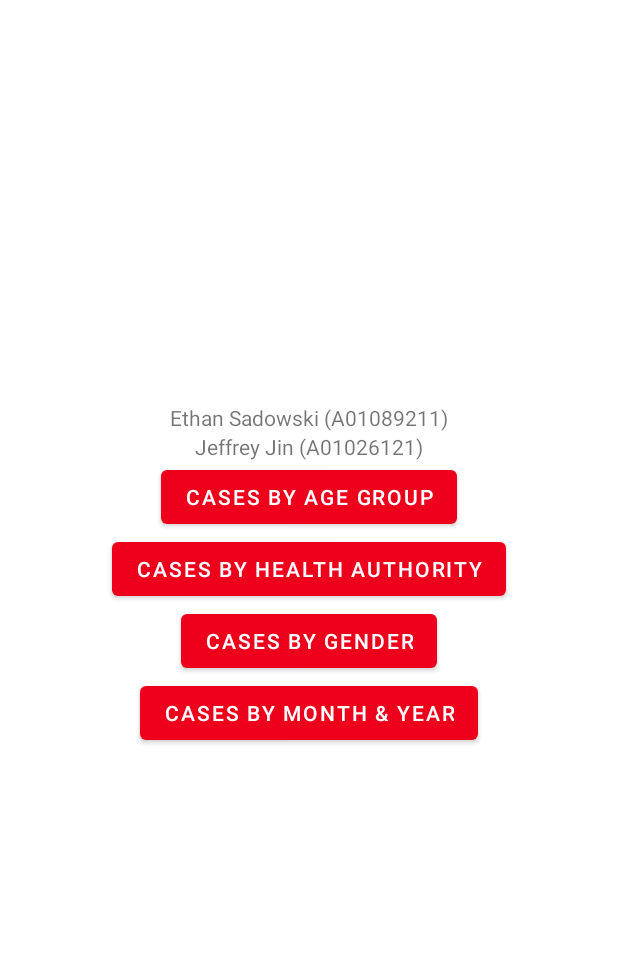
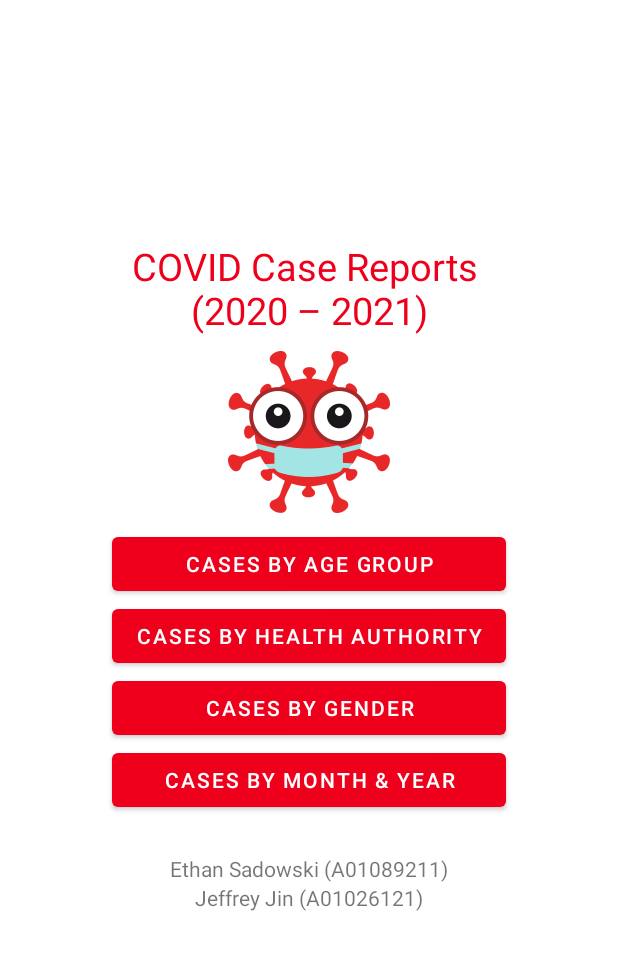
Before and after one commit to JeffXJin/COMP3717Assignment2, an Android app: the MainActivity screen opened directly, with no data from a screen before it, on a phone screen of 412 x 824 dp, the part 84-1054 px from its top. Run offline under Robolectric (Android 15) with nearby library versions, the phone set to English and light mode, and no system bars; our stand-ins replace Firebase (no records; nobody signed in at launch, a user with empty details on screens opened directly).

Commit message:
made pretty

```diff
--- a/app/src/main/AndroidManifest.xml
+++ b/app/src/main/AndroidManifest.xml
@@ -27,14 +27,17 @@
             android:exported="true"
             android:parentActivityName=".MainActivity"/>
         <activity
+            android:theme="@style/Theme.JIN_SADOWSKI_AUTH"
             android:name=".RegisterActivity"
             android:exported="true" />
         <activity
             android:name=".MainActivity"
+            android:configChanges="orientation|screenSize|screenLayout|keyboardHidden"
             android:exported="true">
         </activity>
 
         <activity
+            android:theme="@style/Theme.JIN_SADOWSKI_AUTH"
             android:name=".LoginActivity"
             android:exported="true">
                 <intent-filter>
--- a/app/src/main/java/ca/bcit/JIN_SADOWSKI/MainActivity.java
+++ b/app/src/main/java/ca/bcit/JIN_SADOWSKI/MainActivity.java
@@ -5,14 +5,24 @@ import androidx.appcompat.widget.ShareActionProvider;
 import androidx.core.view.MenuItemCompat;
 
 import android.content.Intent;
+import android.content.res.Configuration;
+import android.graphics.Bitmap;
+import android.graphics.drawable.BitmapDrawable;
 import android.os.Bundle;
+import android.view.Gravity;
 import android.view.Menu;
 import android.view.MenuItem;
 import android.view.View;
+import android.widget.ImageView;
+import android.widget.LinearLayout;
+import android.widget.TextView;
 
 import com.google.firebase.auth.FirebaseAuth;
 
 public class MainActivity extends AppCompatActivity {
+
+    ImageView img;
+    int imgHeight;
 
     @Override
     protected void onCreate(Bundle savedInstanceState) {
@@ -21,6 +31,9 @@ public class MainActivity extends AppCompatActivity {
 
         androidx.appcompat.widget.Toolbar toolbar = findViewById(R.id.toolbar);
         setSupportActionBar(toolbar);
+
+        img = findViewById(R.id.covid_img);
+        imgHeight = img.getDrawable().getIntrinsicHeight();
     }
 
     @Override
@@ -57,4 +70,21 @@ public class MainActivity extends AppCompatActivity {
         startActivity(intent);
         finish();
     }
+
+    @Override
+    public void onConfigurationChanged(Configuration newConfig) {
+        TextView stu1 = findViewById(R.id.student1);
+        TextView stu2 = findViewById(R.id.student2);
+        super.onConfigurationChanged(newConfig);
+        // Checks the orientation of the screen
+        if (newConfig.orientation == Configuration.ORIENTATION_LANDSCAPE) {
+            img.getLayoutParams().height = 0;
+            stu1.setVisibility(View.INVISIBLE);
+            stu2.setVisibility(View.INVISIBLE);
+        } else if (newConfig.orientation == Configuration.ORIENTATION_PORTRAIT) {
+            img.getLayoutParams().height = imgHeight;
+            stu1.setVisibility(View.VISIBLE);
+            stu2.setVisibility(View.VISIBLE);
+        }
+    }
 }
--- a/app/src/main/res/layout/activity_main.xml
+++ b/app/src/main/res/layout/activity_main.xml
@@ -8,50 +8,88 @@
     android:orientation="vertical"
     tools:context=".MainActivity">
 
-    <include layout="@layout/toolbar" android:id="@+id/toolbar" />
+    <include
+        android:id="@+id/toolbar"
+        layout="@layout/toolbar" />
 
     <LinearLayout
+        android:id="@+id/main_layout"
         android:layout_width="match_parent"
         android:layout_height="match_parent"
         android:gravity="center|center_vertical"
         android:orientation="vertical">
 
         <TextView
+            android:layout_width="match_parent"
+            android:layout_height="wrap_content"
+            android:layout_marginBottom="10dp"
+            android:text="@string/main_title_info"
+            android:textAlignment="center"
+            android:textColor="#EE001C"
+            android:textSize="25sp" />
+
+        <ImageView
+            android:id="@+id/covid_img"
+            android:layout_width="match_parent"
+            android:layout_height="wrap_content"
+            android:layout_marginBottom="10dp"
+            android:contentDescription="@string/covid_image"
+            app:srcCompat="@mipmap/covid_img_foreground" />
+
+        <LinearLayout
+            android:id="@+id/buttons"
             android:layout_width="wrap_content"
             android:layout_height="wrap_content"
-            android:text="@string/student1"/>
-
-        <TextView
-            android:layout_width="wrap_content"
-            android:layout_height="wrap_content"
-            android:text="@string/student2"/>
+            android:orientation="vertical">
 
             <Button
                 android:id="@+id/ageButton"
-            android:layout_width="wrap_content"
+                android:layout_width="match_parent"
                 android:layout_height="wrap_content"
+                android:layout_marginLeft="20dp"
+                android:layout_marginRight="20dp"
                 android:onClick="onAgeClick"
                 android:text="@string/age_group_cases" />
 
             <Button
                 android:id="@+id/healthButton"
-            android:layout_width="wrap_content"
+                android:layout_width="match_parent"
                 android:layout_height="wrap_content"
+                android:layout_marginLeft="20dp"
+                android:layout_marginRight="20dp"
                 android:onClick="onHealthClick"
                 android:text="@string/health_authority_cases" />
 
             <Button
                 android:id="@+id/genderButton"
-            android:layout_width="wrap_content"
+                android:layout_width="match_parent"
                 android:layout_height="wrap_content"
+                android:layout_marginLeft="20dp"
+                android:layout_marginRight="20dp"
                 android:onClick="onGenderClick"
                 android:text="@string/gender_cases" />
 
             <Button
                 android:id="@+id/dateButton"
-            android:layout_width="wrap_content"
+                android:layout_width="match_parent"
                 android:layout_height="wrap_content"
+                android:layout_marginLeft="20dp"
+                android:layout_marginRight="20dp"
                 android:onClick="onDateClick"
                 android:text="@string/date_cases" />
         </LinearLayout>
+
+        <TextView
+            android:id="@+id/student1"
+            android:layout_width="wrap_content"
+            android:layout_height="wrap_content"
+            android:layout_marginTop="25dp"
+            android:text="@string/student1" />
+
+        <TextView
+            android:id="@+id/student2"
+            android:layout_width="wrap_content"
+            android:layout_height="wrap_content"
+            android:text="@string/student2" />
     </LinearLayout>
+</LinearLayout>
--- /dev/null
+++ b/app/src/main/res/mipmap-anydpi-v26/covid_img.xml
@@ -0,0 +1,5 @@
+<?xml version="1.0" encoding="utf-8"?>
+<adaptive-icon xmlns:android="http://schemas.android.com/apk/res/android">
+    <background android:drawable="@color/covid_img_background"/>
+    <foreground android:drawable="@mipmap/covid_img_foreground"/>
+</adaptive-icon>
--- /dev/null
+++ b/app/src/main/res/values/backdrop_background.xml
@@ -0,0 +1,4 @@
+<?xml version="1.0" encoding="utf-8"?>
+<resources>
+    <color name="backdrop_background">#F8FFA8</color>
+</resources>
--- /dev/null
+++ b/app/src/main/res/values/covid_img_background.xml
@@ -0,0 +1,4 @@
+<?xml version="1.0" encoding="utf-8"?>
+<resources>
+    <color name="covid_img_background">#FFFFFF</color>
+</resources>
--- a/app/src/main/res/values/strings.xml
+++ b/app/src/main/res/values/strings.xml
@@ -18,6 +18,8 @@
     <string name="month">Month</string>
     <string name="find">Find</string>
     <string name="date_text">Enter date and click FIND to search for cases.</string>
+    <string name="main_title_info">COVID Case Reports \n(2020 – 2021)</string>
+    <string name="covid_image">covid_image</string>
     <string-array name="year_array">
         <item>2020</item>
         <item>2021</item>
--- /dev/null
+++ b/app/src/main/res/values/theme_auth.xml
@@ -0,0 +1,16 @@
+<resources xmlns:tools="http://schemas.android.com/tools">
+    <!-- Base application theme. -->
+    <style name="Theme.JIN_SADOWSKI_AUTH" parent="Theme.MaterialComponents.DayNight.DarkActionBar">
+        <!-- Primary brand color. -->
+        <item name="colorPrimary">#EE001C</item>
+        <item name="colorPrimaryVariant">#F62020</item>
+        <item name="colorOnPrimary">@color/white</item>
+        <!-- Secondary brand color. -->
+        <item name="colorSecondary">@color/teal_200</item>
+        <item name="colorSecondaryVariant">@color/teal_700</item>
+        <item name="colorOnSecondary">@color/black</item>
+        <!-- Status bar color. -->
+        <item name="android:statusBarColor" tools:targetApi="l">?attr/colorPrimaryVariant</item>
+        <!-- Customize your theme here. -->
+    </style>
+</resources>
```
Also changed, not shown: app/src/main/res/layout/activity_date_cases.xml (+32 -21 lines), app/src/main/res/mipmap-hdpi/covid_img.png (added), app/src/main/res/mipmap-hdpi/covid_img_foreground.png (added), app/src/main/res/mipmap-mdpi/covid_img.png (added), app/src/main/res/mipmap-mdpi/covid_img_foreground.png (added), app/src/main/res/mipmap-xhdpi/covid_img.png (added), app/src/main/res/mipmap-xhdpi/covid_img_foreground.png (added), app/src/main/res/mipmap-xxhdpi/covid_img.png (added), app/src/main/res/mipmap-xxhdpi/covid_img_foreground.png (added), app/src/main/res/mipmap-xxxhdpi/covid_img.png (added), app/src/main/res/mipmap-xxxhdpi/covid_img_foreground.png (added). Lines whose indentation alone changed are shown as unchanged.
